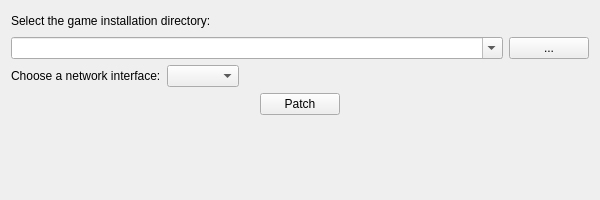
Old version of the form src/app/widget.ui in the repository halvors/FC2MPPatcher.
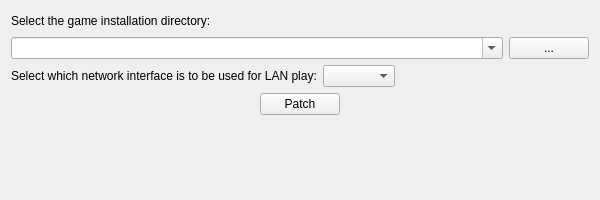
New version of the form.

Patch:
```diff
--- a/src/app/widget.ui
+++ b/src/app/widget.ui
@@ -79,7 +79,7 @@
      <item>
       <widget class="QLabel" name="label_network_interface">
        <property name="text">
-        <string>Choose a network interface:</string>
+        <string>Select which network interface is to be used for LAN play:</string>
        </property>
       </widget>
      </item>
```
